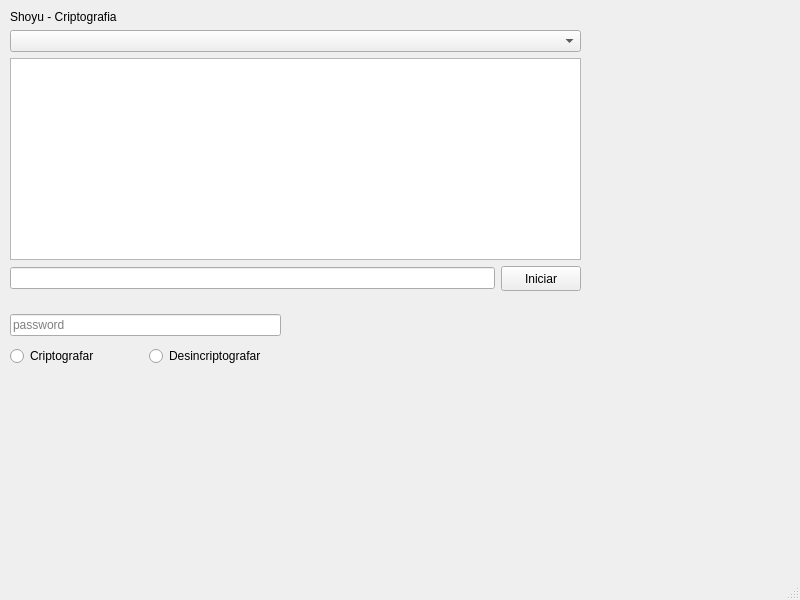
First picture: the form in shoyu.ui, repository Z33DD/shoyu, before the edit.
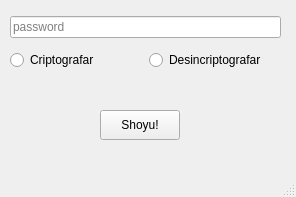
Second picture: the form after the edit.

Commit message:
Muda a interface para chamar a caixa de diálogo
-Em vez de um navegador de arquivos próprio, chamamos uma caixa de dipalogo do sistema operacional para selecionar o arquivo.

- Adiciona o header key.h para derivação de chaves

- Deixa a itnerface mais minimalista

Patch:
```diff
--- a/shoyu.ui
+++ b/shoyu.ui
@@ -6,88 +6,21 @@
    <rect>
     <x>0</x>
     <y>0</y>
-    <width>800</width>
-    <height>600</height>
+    <width>296</width>
+    <height>197</height>
    </rect>
   </property>
   <property name="windowTitle">
    <string>shoyu</string>
   </property>
   <widget class="QWidget" name="centralwidget">
-   <widget class="QLabel" name="erro">
-    <property name="geometry">
-     <rect>
-      <x>290</x>
-      <y>326</y>
-      <width>291</width>
-      <height>41</height>
-     </rect>
-    </property>
-    <property name="text">
-     <string/>
-    </property>
-   </widget>
-   <widget class="QWidget" name="">
+   <widget class="QWidget" name="layoutWidget">
     <property name="geometry">
      <rect>
       <x>10</x>
       <y>10</y>
-      <width>571</width>
-      <height>281</height>
-     </rect>
-    </property>
-    <layout class="QVBoxLayout" name="verticalLayout_2">
-     <item>
-      <widget class="QLabel" name="hello">
-       <property name="text">
-        <string>Shoyu - Criptografia</string>
-       </property>
-      </widget>
-     </item>
-     <item>
-      <widget class="QComboBox" name="unidades"/>
-     </item>
-     <item>
-      <widget class="QListWidget" name="pastas"/>
-     </item>
-     <item>
-      <layout class="QHBoxLayout" name="horizontalLayout">
-       <item>
-        <widget class="QLineEdit" name="caminho"/>
-       </item>
-       <item>
-        <widget class="QPushButton" name="Iniciar">
-         <property name="minimumSize">
-          <size>
-           <width>80</width>
-           <height>25</height>
-          </size>
-         </property>
-         <property name="autoFillBackground">
-          <bool>false</bool>
-         </property>
-         <property name="text">
-          <string>Iniciar</string>
-         </property>
-         <property name="autoDefault">
-          <bool>false</bool>
-         </property>
-         <property name="default">
-          <bool>false</bool>
-         </property>
-        </widget>
-       </item>
-      </layout>
-     </item>
-    </layout>
-   </widget>
-   <widget class="QWidget" name="">
-    <property name="geometry">
-     <rect>
-      <x>10</x>
-      <y>310</y>
       <width>271</width>
-      <height>60</height>
+      <height>68</height>
      </rect>
     </property>
     <layout class="QHBoxLayout" name="horizontalLayout_3">
@@ -98,6 +31,9 @@
          <property name="inputMethodHints">
           <set>Qt::ImhHiddenText|Qt::ImhNoAutoUppercase|Qt::ImhNoPredictiveText|Qt::ImhSensitiveData</set>
          </property>
+         <property name="text">
+          <string/>
+         </property>
          <property name="echoMode">
           <enum>QLineEdit::Password</enum>
          </property>
@@ -128,6 +64,32 @@
      </item>
     </layout>
    </widget>
+   <widget class="QPushButton" name="iniciarButton">
+    <property name="geometry">
+     <rect>
+      <x>100</x>
+      <y>110</y>
+      <width>80</width>
+      <height>30</height>
+     </rect>
+    </property>
+    <property name="text">
+     <string>Shoyu!</string>
+    </property>
+   </widget>
+   <widget class="QLabel" name="erro">
+    <property name="geometry">
+     <rect>
+      <x>110</x>
+      <y>90</y>
+      <width>56</width>
+      <height>17</height>
+     </rect>
+    </property>
+    <property name="text">
+     <string/>
+    </property>
+   </widget>
   </widget>
   <widget class="QMenuBar" name="menubar">
    <property name="geometry">
```
Left out of the diff: 4 changed lines with no effect on the pictures. The commit also changes 5 other files.
